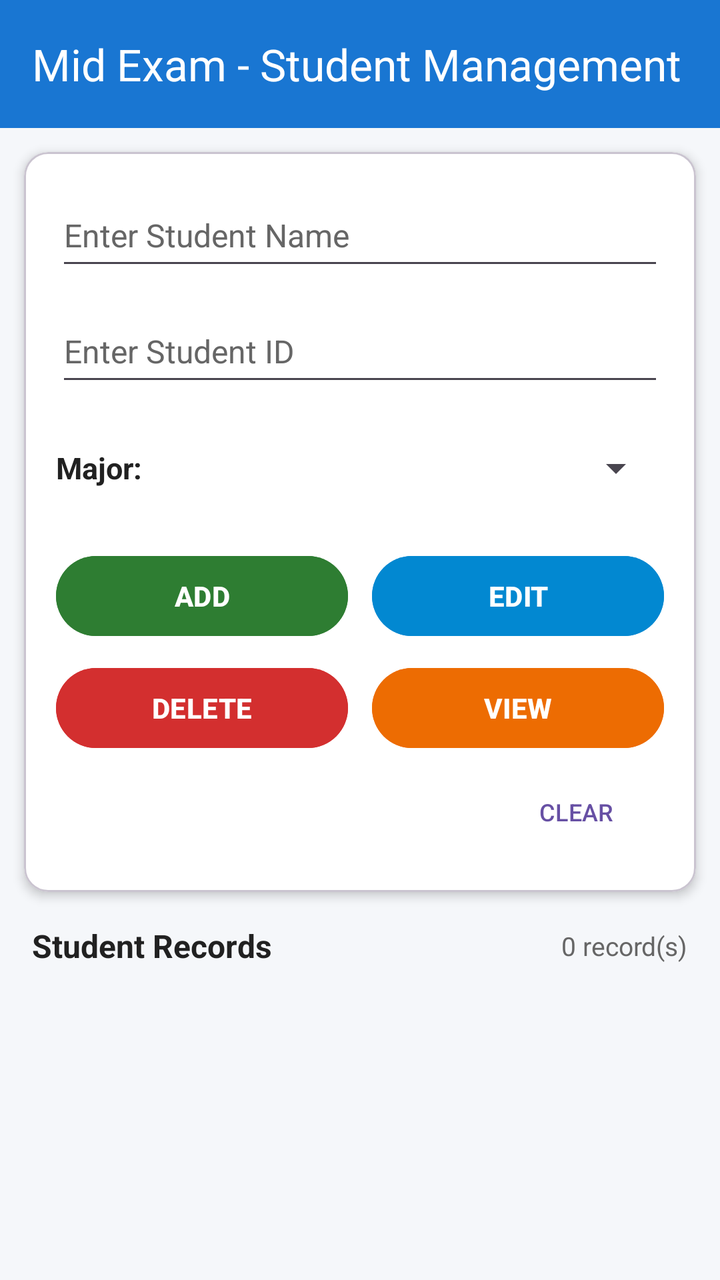
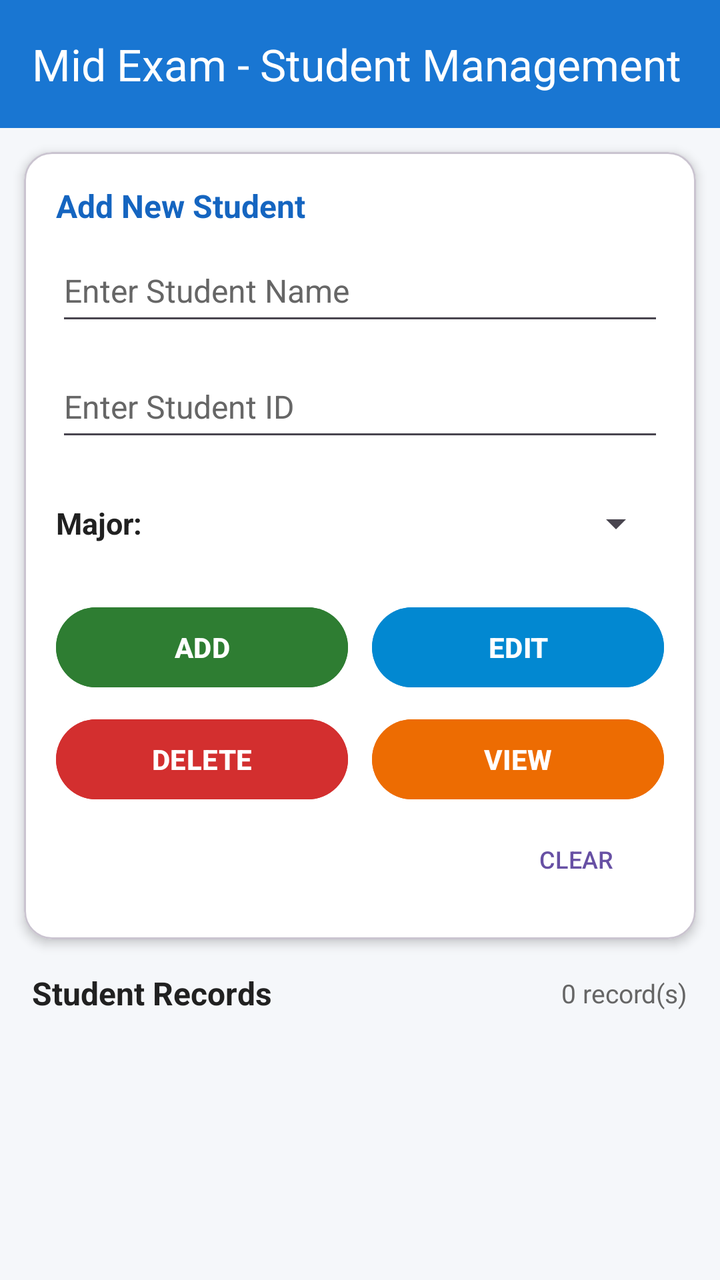

An Android layout rendered at two revisions. The XML below is the earlier revision; the diff shows what the commit changed to produce the second picture.
<!-- AndroidManifest.xml: application theme Theme.Midexam -->
<!-- res/layout/activity_main.xml -->
<?xml version="1.0" encoding="utf-8"?>
<LinearLayout xmlns:android="http://schemas.android.com/apk/res/android"
    xmlns:app="http://schemas.android.com/apk/res-auto"
    xmlns:tools="http://schemas.android.com/tools"
    android:id="@+id/main"
    android:layout_width="match_parent"
    android:layout_height="match_parent"
    android:background="@color/bg_light"
    android:orientation="vertical"
    tools:context=".MainActivity">

    
    <com.google.android.material.appbar.MaterialToolbar
        android:id="@+id/toolbar"
        android:layout_width="match_parent"
        android:layout_height="wrap_content"
        android:background="@color/primary"
        app:title="Mid Exam - Student Management"
        app:titleTextColor="@color/white" />

    
    <com.google.android.material.card.MaterialCardView
        android:layout_width="match_parent"
        android:layout_height="wrap_content"
        android:layout_margin="12dp"
        app:cardCornerRadius="12dp"
        app:cardElevation="3dp"
        app:cardBackgroundColor="@color/white">

        <LinearLayout
            android:layout_width="match_parent"
            android:layout_height="wrap_content"
            android:orientation="vertical"
            android:padding="16dp">

            
            <EditText
                android:id="@+id/etStudentName"
                android:layout_width="match_parent"
                android:layout_height="wrap_content"
                android:hint="@string/hint_student_name"
                android:inputType="textPersonName"
                android:textColor="@color/text_primary"
                android:textColorHint="@color/text_secondary"
                android:textSize="16sp"
                android:minHeight="48dp" />

            
            <TextView
                android:id="@+id/tvNameWarning"
                android:layout_width="match_parent"
                android:layout_height="wrap_content"
                android:layout_marginTop="2dp"
                android:text="Student Name cannot contain numbers"
                android:textColor="#D32F2F"
                android:textSize="12sp"
                android:textStyle="bold"
                android:visibility="gone" />

            
            <EditText
                android:id="@+id/etStudentID"
                android:layout_width="match_parent"
                android:layout_height="wrap_content"
                android:layout_marginTop="10dp"
                android:hint="@string/hint_student_id"
                android:inputType="text"
                android:textColor="@color/text_primary"
                android:textColorHint="@color/text_secondary"
                android:textSize="16sp"
                android:minHeight="48dp" />

            
            <TextView
                android:id="@+id/tvIdWarning"
                android:layout_width="match_parent"
                android:layout_height="wrap_content"
                android:layout_marginTop="2dp"
                android:text="Student ID must contain only numbers"
                android:textColor="#D32F2F"
                android:textSize="12sp"
                android:textStyle="bold"
                android:visibility="gone" />

            
            <LinearLayout
                android:layout_width="match_parent"
                android:layout_height="wrap_content"
                android:layout_marginTop="12dp"
                android:gravity="center_vertical"
                android:orientation="horizontal">

                <TextView
                    android:layout_width="wrap_content"
                    android:layout_height="wrap_content"
                    android:text="Major: "
                    android:textColor="@color/text_primary"
                    android:textSize="15sp"
                    android:textStyle="bold" />

                <Spinner
                    android:id="@+id/spMajor"
                    android:layout_width="match_parent"
                    android:layout_height="wrap_content"
                    android:minHeight="48dp" />
            </LinearLayout>

            
            <LinearLayout
                android:layout_width="match_parent"
                android:layout_height="wrap_content"
                android:layout_marginTop="16dp"
                android:orientation="horizontal">

                <Button
                    android:id="@+id/btnAdd"
                    android:layout_width="0dp"
                    android:layout_height="wrap_content"
                    android:layout_marginEnd="6dp"
                    android:layout_weight="1"
                    android:backgroundTint="@color/btn_add"
                    android:text="@string/btn_add"
                    android:textColor="@color/white"
                    android:textStyle="bold" />

                <Button
                    android:id="@+id/btnEdit"
                    android:layout_width="0dp"
                    android:layout_height="wrap_content"
                    android:layout_marginStart="6dp"
                    android:layout_weight="1"
                    android:backgroundTint="@color/btn_edit"
                    android:text="@string/btn_edit"
                    android:textColor="@color/white"
                    android:textStyle="bold" />
            </LinearLayout>

            <LinearLayout
                android:layout_width="match_parent"
                android:layout_height="wrap_content"
                android:layout_marginTop="8dp"
                android:orientation="horizontal">

                <Button
                    android:id="@+id/btnDelete"
                    android:layout_width="0dp"
                    android:layout_height="wrap_content"
                    android:layout_marginEnd="6dp"
                    android:layout_weight="1"
                    android:backgroundTint="@color/btn_delete"
                    android:text="@string/btn_delete"
                    android:textColor="@color/white"
                    android:textStyle="bold" />

                <Button
                    android:id="@+id/btnView"
                    android:layout_width="0dp"
                    android:layout_height="wrap_content"
                    android:layout_marginStart="6dp"
                    android:layout_weight="1"
                    android:backgroundTint="@color/btn_view"
                    android:text="@string/btn_view"
                    android:textColor="@color/white"
                    android:textStyle="bold" />
            </LinearLayout>

            
            <Button
                android:id="@+id/btnClear"
                style="@style/Widget.Material3.Button.TextButton"
                android:layout_width="wrap_content"
                android:layout_height="wrap_content"
                android:layout_gravity="end"
                android:layout_marginTop="4dp"
                android:text="@string/btn_clear"
                android:textSize="12sp" />

        </LinearLayout>
    </com.google.android.material.card.MaterialCardView>

    
    <LinearLayout
        android:layout_width="match_parent"
        android:layout_height="wrap_content"
        android:layout_marginHorizontal="16dp"
        android:layout_marginTop="4dp"
        android:layout_marginBottom="4dp"
        android:gravity="center_vertical"
        android:orientation="horizontal">

        <TextView
            android:layout_width="0dp"
            android:layout_height="wrap_content"
            android:layout_weight="1"
            android:text="@string/title_student_list"
            android:textColor="@color/text_primary"
            android:textSize="16sp"
            android:textStyle="bold" />

        <TextView
            android:id="@+id/tvStudentCount"
            android:layout_width="wrap_content"
            android:layout_height="wrap_content"
            android:text="0 record(s)"
            android:textColor="@color/text_secondary"
            android:textSize="13sp" />
    </LinearLayout>

    
    <FrameLayout
        android:layout_width="match_parent"
        android:layout_height="0dp"
        android:layout_marginHorizontal="8dp"
        android:layout_weight="1">

        <ListView
            android:id="@+id/lvStudents"
            android:layout_width="match_parent"
            android:layout_height="match_parent"
            android:divider="@null"
            android:dividerHeight="0dp" />

        <TextView
            android:id="@+id/tvEmpty"
            android:layout_width="wrap_content"
            android:layout_height="wrap_content"
            android:layout_gravity="center"
            android:text="@string/empty_records"
            android:textColor="@color/text_secondary"
            android:textSize="14sp"
            android:visibility="gone" />
    </FrameLayout>

</LinearLayout>
<!-- resources referenced by this layout -->
<resources>
  <color name="bg_light">#F5F7FA</color>
  <color name="btn_add">#2E7D32</color>
  <color name="btn_delete">#D32F2F</color>
  <color name="btn_edit">#0288D1</color>
  <color name="btn_view">#ED6C02</color>
  <color name="primary">#1976D2</color>
  <color name="text_primary">#212121</color>
  <color name="text_secondary">#666666</color>
  <color name="white">#FFFFFFFF</color>
  <string name="btn_add">ADD</string>
  <string name="btn_clear">CLEAR</string>
  <string name="btn_delete">DELETE</string>
  <string name="btn_edit">EDIT</string>
  <string name="btn_view">VIEW</string>
  <string name="empty_records">No students registered yet.</string>
  <string name="hint_student_id">Enter Student ID</string>
  <string name="hint_student_name">Enter Student Name</string>
  <string name="title_student_list">Student Records</string>
  <style name="Theme.Midexam" parent="Base.Theme.Midexam" />
  <style name="Base.Theme.Midexam" parent="Theme.Material3.DayNight.NoActionBar">
          
          
      </style>
</resources>

<!-- the commit's change to res/layout/activity_main.xml (unified diff, before → after) -->
@@ -20,10 +20,11 @@
 
     
     <com.google.android.material.card.MaterialCardView
+        android:id="@+id/cardForm"
         android:layout_width="match_parent"
         android:layout_height="wrap_content"
         android:layout_margin="12dp"
-        app:cardCornerRadius="12dp"
+        app:cardCornerRadius="14dp"
         app:cardElevation="3dp"
         app:cardBackgroundColor="@color/white">
 
@@ -32,6 +33,35 @@
             android:layout_height="wrap_content"
             android:orientation="vertical"
             android:padding="16dp">
+
+            
+            <LinearLayout
+                android:layout_width="match_parent"
+                android:layout_height="wrap_content"
+                android:layout_marginBottom="6dp"
+                android:gravity="center_vertical"
+                android:orientation="horizontal">
+
+                <TextView
+                    android:id="@+id/tvFormTitle"
+                    android:layout_width="0dp"
+                    android:layout_height="wrap_content"
+                    android:layout_weight="1"
+                    android:text="Add New Student"
+                    android:textColor="@color/primary_dark"
+                    android:textSize="16sp"
+                    android:textStyle="bold" />
+
+                <com.google.android.material.button.MaterialButton
+                    android:id="@+id/btnCancelEdit"
+                    style="@style/Widget.Material3.Button.TextButton"
+                    android:layout_width="wrap_content"
+                    android:layout_height="36dp"
+                    android:text="Cancel Edit"
+                    android:textColor="#D32F2F"
+                    android:textSize="12sp"
+                    android:visibility="gone" />
+            </LinearLayout>
 
             
             <EditText
@@ -109,7 +139,7 @@
             <LinearLayout
                 android:layout_width="match_parent"
                 android:layout_height="wrap_content"
-                android:layout_marginTop="16dp"
+                android:layout_marginTop="14dp"
                 android:orientation="horizontal">
 
                 <Button
@@ -171,7 +201,7 @@
                 android:layout_width="wrap_content"
                 android:layout_height="wrap_content"
                 android:layout_gravity="end"
-                android:layout_marginTop="4dp"
+                android:layout_marginTop="2dp"
                 android:text="@string/btn_clear"
                 android:textSize="12sp" />
 
@@ -210,7 +240,7 @@
     <FrameLayout
         android:layout_width="match_parent"
         android:layout_height="0dp"
-        android:layout_marginHorizontal="8dp"
+        android:layout_marginHorizontal="4dp"
         android:layout_weight="1">
 
         <ListView
<!-- resource entries referenced after the edit -->
@@ -6,6 +6,7 @@
   <color name="btn_edit">#0288D1</color>
   <color name="btn_view">#ED6C02</color>
   <color name="primary">#1976D2</color>
+  <color name="primary_dark">#1565C0</color>
   <color name="text_primary">#212121</color>
   <color name="text_secondary">#666666</color>
   <color name="white">#FFFFFFFF</color>
